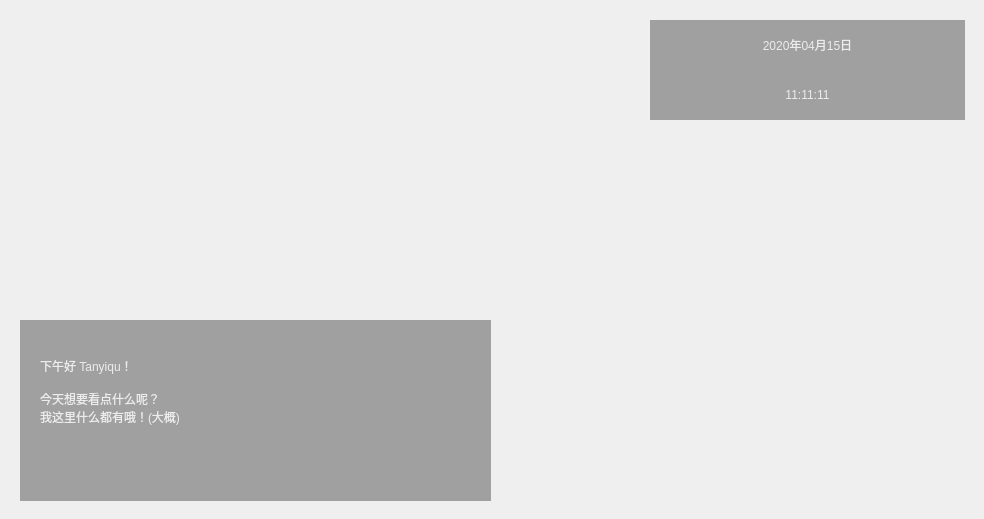
Before: the Qt Designer form ui/ui_designer/ui_file/widgets/welcomeWidget.ui in tanyiqu/AnimeArtifactPro, drawn with Qt 5.
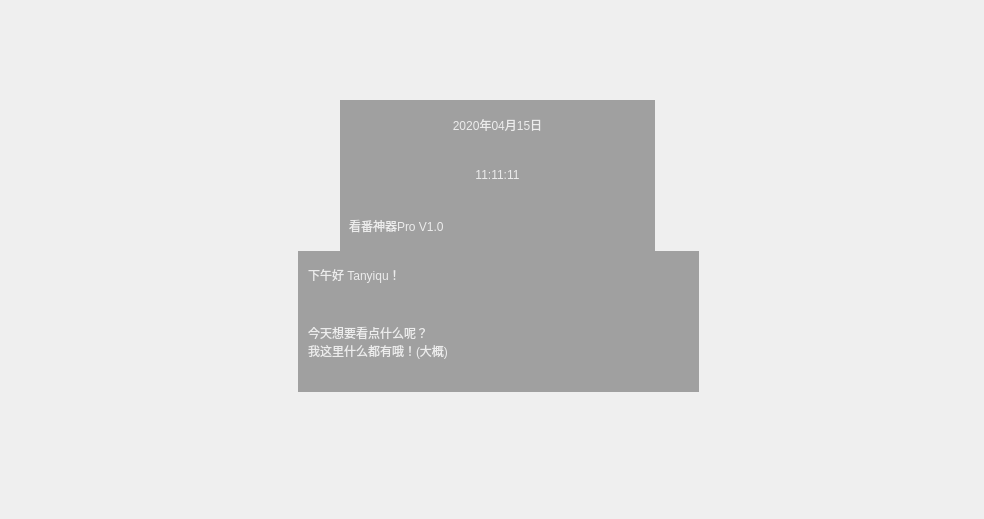
After: the same form once the commit is applied.

The edit to the form file:
```diff
--- a/ui/ui_designer/ui_file/widgets/welcomeWidget.ui
+++ b/ui/ui_designer/ui_file/widgets/welcomeWidget.ui
@@ -44,8 +44,8 @@
   <widget class="QWidget" name="widgetDateTime" native="true">
    <property name="geometry">
     <rect>
-     <x>650</x>
-     <y>20</y>
+     <x>340</x>
+     <y>100</y>
      <width>315</width>
      <height>100</height>
     </rect>
@@ -101,29 +101,94 @@
     </item>
    </layout>
   </widget>
+  <widget class="QWidget" name="widgetVersion" native="true">
+   <property name="geometry">
+    <rect>
+     <x>340</x>
+     <y>200</y>
+     <width>315</width>
+     <height>51</height>
+    </rect>
+   </property>
+   <property name="styleSheet">
+    <string notr="true">background-color: rgba(0, 0, 0, 84);</string>
+   </property>
+   <widget class="QLabel" name="lblVersion">
+    <property name="geometry">
+     <rect>
+      <x>9</x>
+      <y>9</y>
+      <width>298</width>
+      <height>33</height>
+     </rect>
+    </property>
+    <property name="styleSheet">
+     <string notr="true">font: 25pt &quot;微软雅黑&quot;;
+color: rgb(236, 236, 236);
+background-color: rgba(0, 0, 0, 0);</string>
+    </property>
+    <property name="text">
+     <string>看番神器Pro V1.0</string>
+    </property>
+   </widget>
+  </widget>
   <widget class="QWidget" name="widget" native="true">
    <property name="geometry">
     <rect>
-     <x>20</x>
-     <y>320</y>
-     <width>471</width>
-     <height>181</height>
+     <x>298</x>
+     <y>251</y>
+     <width>401</width>
+     <height>141</height>
     </rect>
    </property>
+   <property name="minimumSize">
+    <size>
+     <width>315</width>
+     <height>100</height>
+    </size>
+   </property>
+   <property name="maximumSize">
+    <size>
+     <width>1010</width>
+     <height>1010</height>
+    </size>
+   </property>
    <property name="styleSheet">
     <string notr="true">background-color: rgba(0, 0, 0, 84);</string>
    </property>
    <widget class="QLabel" name="lblDate_4">
     <property name="geometry">
      <rect>
-      <x>20</x>
-      <y>70</y>
-      <width>441</width>
-      <height>101</height>
+      <x>10</x>
+      <y>0</y>
+      <width>300</width>
+      <height>48</height>
      </rect>
     </property>
     <property name="styleSheet">
-     <string notr="true">font: 28pt &quot;微软雅黑&quot;;
+     <string notr="true">font: 25pt &quot;微软雅黑&quot;;
+color: rgb(236, 236, 236);
+background-color: rgba(0, 0, 0, 0);
+</string>
+    </property>
+    <property name="text">
+     <string>下午好 Tanyiqu！</string>
+    </property>
+    <property name="alignment">
+     <set>Qt::AlignLeading|Qt::AlignLeft|Qt::AlignVCenter</set>
+    </property>
+   </widget>
+   <widget class="QLabel" name="lblHelloWord">
+    <property name="geometry">
+     <rect>
+      <x>10</x>
+      <y>50</y>
+      <width>391</width>
+      <height>81</height>
+     </rect>
+    </property>
+    <property name="styleSheet">
+     <string notr="true">font: 25pt &quot;微软雅黑&quot;;
 color: rgb(236, 236, 236);
 background-color: rgba(0, 0, 0, 0);</string>
     </property>
@@ -132,25 +197,7 @@
 我这里什么都有哦！(大概)</string>
     </property>
     <property name="alignment">
-     <set>Qt::AlignLeading|Qt::AlignLeft|Qt::AlignTop</set>
-    </property>
-   </widget>
-   <widget class="QLabel" name="lblDate_3">
-    <property name="geometry">
-     <rect>
-      <x>20</x>
-      <y>20</y>
-      <width>291</width>
-      <height>51</height>
-     </rect>
-    </property>
-    <property name="styleSheet">
-     <string notr="true">font: 28pt &quot;微软雅黑&quot;;
-color: rgb(236, 236, 236);
-background-color: rgba(0, 0, 0, 0);</string>
-    </property>
-    <property name="text">
-     <string>下午好 Tanyiqu！</string>
+     <set>Qt::AlignLeading|Qt::AlignLeft|Qt::AlignVCenter</set>
     </property>
    </widget>
   </widget>
```
Left out of the diff: 6 changed lines with no effect on the pictures.
